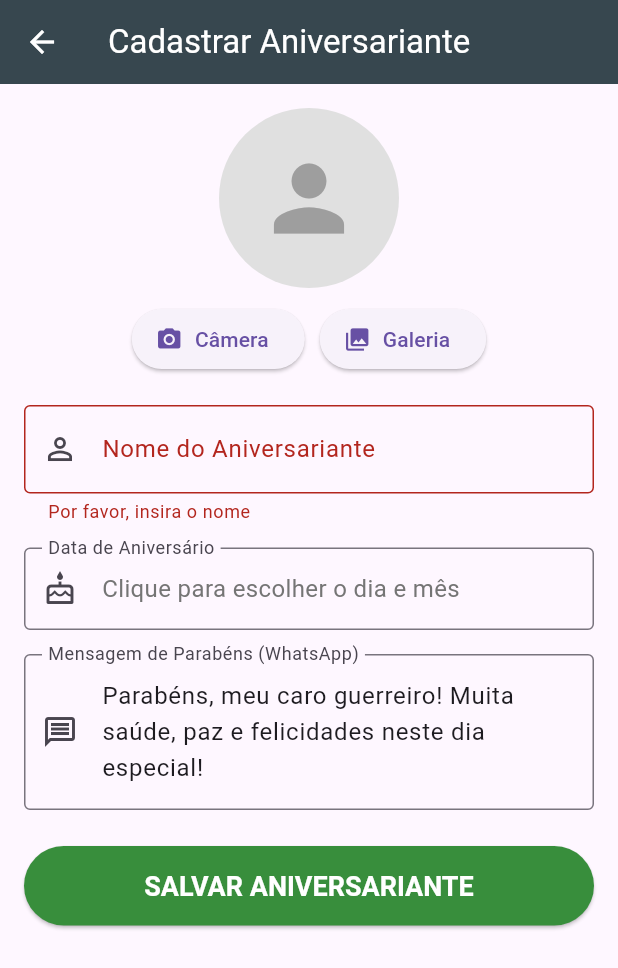
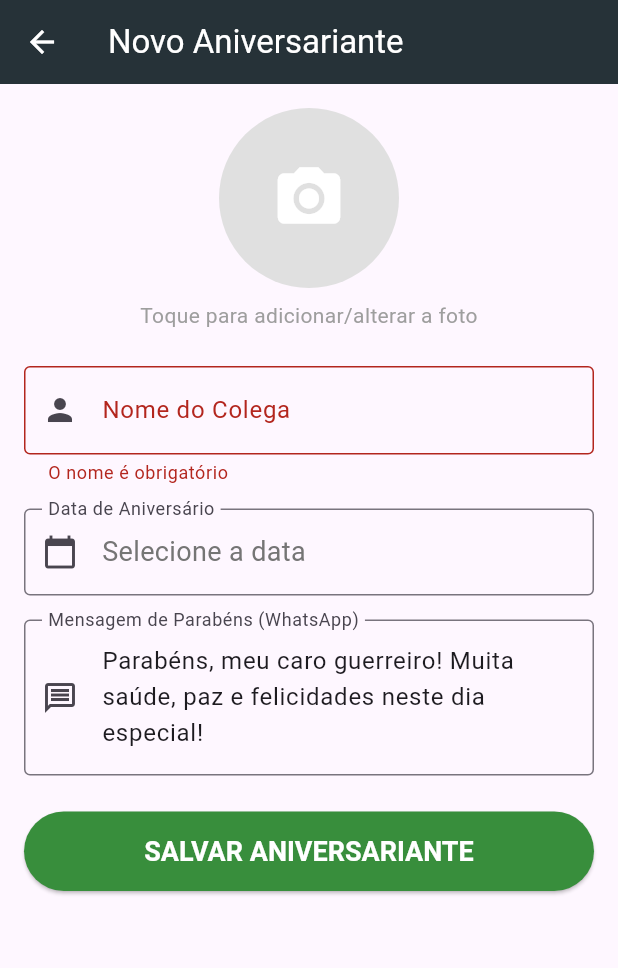
Before and after one commit to PierreSalves/lembretesaniversarios_v2, a Flutter app: the CadastroPage screen opened directly, after a tap on "SALVAR ANIVERSARIANTE", on a phone screen of 412 x 824 dp. Shown: the top 968 px of the screen. Run offline on Flutter 3.47's test engine with Material 3 defaults, Android fonts, the phone set to English and light mode, and no system bars; our stand-ins replace flutter_local_notifications, google_sign_in, image_picker, share_plus, sqflite, timezone; missing offline and left inert: extension_google_sign_in_as_googleapis_auth, googleapis; accounts and stored records are empty; network calls fail.

Commit message:
corrigindo crud

```diff
--- a/lib/screens/cadastro_page.dart
+++ b/lib/screens/cadastro_page.dart
@@ -5,7 +5,7 @@ import '../database/db_helper.dart';
 import '../models/aniversariante.dart';
 
 class CadastroPage extends StatefulWidget {
-  final Aniversariante? aniversariante; // Aceita objeto opcional para edição
+  final Aniversariante? aniversariante;
 
   const CadastroPage({super.key, this.aniversariante});
 
@@ -28,11 +28,12 @@ class _CadastroPageState extends State<CadastroPage> {
   @override
   void initState() {
     super.initState();
-
-    // Se for edição, preenche com os dados existentes; se for novo, carrega padrão
-    _nomeController = TextEditingController(text: widget.aniversariante?.nome ?? '');
+    _nomeController = TextEditingController(
+      text: widget.aniversariante?.nome ?? '',
+    );
     _mensagemController = TextEditingController(
-      text: widget.aniversariante?.mensagemCustomizada ??
+      text:
+          widget.aniversariante?.mensagemCustomizada ??
           "Parabéns, meu caro guerreiro! Muita saúde, paz e felicidades neste dia especial!",
     );
 
@@ -50,77 +51,71 @@ class _CadastroPageState extends State<CadastroPage> {
     _mensagemController.dispose();
     super.dispose();
   }
-
-  // Escolher ou tirar foto
-  Future<void> _selecionarFoto(ImageSource source) async {
-    final XFile? image = await _picker.pickImage(
-      source: source,
-      imageQuality: 80,
-    );
-
-    if (image != null) {
+  Future<void> _escolherFoto() async {
+    final XFile? foto = await _picker.pickImage(source: ImageSource.gallery);
+    if (foto != null) {
       setState(() {
-        _caminhoFoto = image.path;
+        _caminhoFoto = foto.path;
       });
     }
   }
 
-  // Abrir seletor de data
-  Future<void> _selecionarData() async {
-    final DateTime dataInicial = _diaSelecionado != null && _mesSelecionado != null
-        ? DateTime(DateTime.now().year, _mesSelecionado!, _diaSelecionado!)
-        : DateTime.now();
-
-    final DateTime? picked = await showDatePicker(
-      context: context,
-      initialDate: dataInicial,
-      firstDate: DateTime(1900),
-      lastDate: DateTime(2100),
-      helpText: 'SELEÇÃO DA DATA DE ANIVERSÁRIO',
-      cancelText: 'CANCELAR',
-      confirmText: 'CONFIRMAR',
-    );
-
-    if (picked != null) {
-      setState(() {
-        _diaSelecionado = picked.day;
-        _mesSelecionado = picked.month;
-      });
-    }
-  }
-
-  // Guardar ou Atualizar no SQLite
   Future<void> _guardar() async {
     if (_formKey.currentState!.validate()) {
       if (_diaSelecionado == null || _mesSelecionado == null) {
         ScaffoldMessenger.of(context).showSnackBar(
           const SnackBar(
-            content: Text('Por favor, selecione a data de aniversário.'),
+            content: Text('Por favor, selecione a data do aniversário.'),
           ),
         );
         return;
       }
 
-      final item = Aniversariante(
-        id: widget.aniversariante?.id, // Preserva o ID original em caso de edição
-        nome: _nomeController.text.trim(),
+      final novoAniversariante = Aniversariante(
+        id: widget.aniversariante?.id,
+        nome: _nomeController.text,
         dia: _diaSelecionado!,
         mes: _mesSelecionado!,
         caminhoFoto: _caminhoFoto,
-        mensagemCustomizada: _mensagemController.text.trim(),
+        mensagemCustomizada: _mensagemController.text,
       );
 
       if (widget.aniversariante == null) {
-        // Novo Cadastro
-        await DBHelper.insert(item.toMap());
+        await DBHelper.insert(novoAniversariante.toMap());
       } else {
-        // Atualização (passando o mapa e o ID)
-        await DBHelper.update(item.toMap(), widget.aniversariante!.id!);
+        await DBHelper.update(
+          novoAniversariante.toMap(),
+          widget.aniversariante!.id!,
+        );
       }
 
       if (mounted) {
-        Navigator.pop(context, true); // Retorna confirmando a alteração
+        Navigator.pop(context, true);
       }
+    }
+  }
+
+  void _selecionarData(BuildContext context) async {
+    final DateTime hoje = DateTime.now();
+    final DateTime? dataEscolhida = await showDatePicker(
+      context: context,
+      initialDate: widget.aniversariante != null
+          ? DateTime(
+              hoje.year,
+              widget.aniversariante!.mes,
+              widget.aniversariante!.dia,
+            )
+          : hoje,
+      firstDate: DateTime(1900),
+      lastDate: DateTime(2100),
+      helpText: 'SELECIONE O DIA E MÊS',
+    );
+
+    if (dataEscolhida != null) {
+      setState(() {
+        _diaSelecionado = dataEscolhida.day;
+        _mesSelecionado = dataEscolhida.month;
+      });
     }
   }
 
@@ -130,90 +125,73 @@ class _CadastroPageState extends State<CadastroPage> {
 
     return Scaffold(
       appBar: AppBar(
-        title: Text(eEdicao ? 'Editar Aniversariante' : 'Cadastrar Aniversariante'),
-        backgroundColor: Colors.blueGrey[800],
+        title: Text(eEdicao ? 'Editar Aniversariante' : 'Novo Aniversariante'),
+        backgroundColor: Colors.blueGrey[900],
         foregroundColor: Colors.white,
       ),
       body: SingleChildScrollView(
-        padding: const EdgeInsets.all(16.0),
+        padding: const EdgeInsets.all(16),
         child: Form(
           key: _formKey,
           child: Column(
             crossAxisAlignment: CrossAxisAlignment.stretch,
             children: [
-              // --- ÁREA DA FOTO ---
-              Center(
-                child: Column(
-                  children: [
-                    CircleAvatar(
+              GestureDetector(
+                onTap: _escolherFoto,
+                child: CircleAvatar(
                   radius: 60,
                   backgroundColor: Colors.grey[300],
-                      backgroundImage: _caminhoFoto != null && File(_caminhoFoto!).existsSync()
+                  backgroundImage:
+                      _caminhoFoto != null && File(_caminhoFoto!).existsSync()
                       ? FileImage(File(_caminhoFoto!))
                       : null,
-                      child: _caminhoFoto == null || !File(_caminhoFoto!).existsSync()
+                  child:
+                      _caminhoFoto == null || !File(_caminhoFoto!).existsSync()
                       ? const Icon(
-                              Icons.person,
-                              size: 70,
-                              color: Colors.grey,
+                          Icons.camera_alt,
+                          size: 50,
+                          color: Colors.white,
                         )
                       : null,
                 ),
-                    const SizedBox(height: 10),
-                    Row(
-                      mainAxisAlignment: MainAxisAlignment.center,
-                      children: [
-                        ElevatedButton.icon(
-                          onPressed: () => _selecionarFoto(ImageSource.camera),
-                          icon: const Icon(Icons.camera_alt),
-                          label: const Text('Câmera'),
               ),
-                        const SizedBox(width: 10),
-                        ElevatedButton.icon(
-                          onPressed: () => _selecionarFoto(ImageSource.gallery),
-                          icon: const Icon(Icons.photo_library),
-                          label: const Text('Galeria'),
+              const SizedBox(height: 8),
+              const Text(
+                'Toque para adicionar/alterar a foto',
+                textAlign: TextAlign.center,
+                style: TextStyle(color: Colors.grey),
               ),
-                      ],
-                    ),
-                  ],
-                ),
-              ),
-              const SizedBox(height: 20),
-
-              // --- CAMPO NOME ---
+              const SizedBox(height: 24),
               TextFormField(
                 controller: _nomeController,
                 style: const TextStyle(fontSize: 18),
                 decoration: const InputDecoration(
-                  labelText: 'Nome do Aniversariante',
+                  labelText: 'Nome do Colega',
                   border: OutlineInputBorder(),
-                  prefixIcon: Icon(Icons.person_outline),
+                  prefixIcon: Icon(Icons.person),
                 ),
-                validator: (value) {
-                  if (value == null || value.trim().isEmpty) {
-                    return 'Por favor, insira o nome';
+                validator: (valor) {
+                  if (valor == null || valor.isEmpty) {
+                    return 'O nome é obrigatório';
                   }
                   return null;
                 },
               ),
               const SizedBox(height: 16),
-
-              // --- CAMPO DATA ---
               InkWell(
-                onTap: _selecionarData,
+                onTap: () => _selecionarData(context),
                 child: InputDecorator(
                   decoration: const InputDecoration(
                     labelText: 'Data de Aniversário',
                     border: OutlineInputBorder(),
-                    prefixIcon: Icon(Icons.cake_outlined),
+                    prefixIcon: Icon(Icons.calendar_today),
                   ),
                   child: Text(
                     _diaSelecionado != null && _mesSelecionado != null
-                        ? 'Dia ${_diaSelecionado.toString().padLeft(2, '0')} do Mês ${_mesSelecionado.toString().padLeft(2, '0')}'
-                        : 'Clique para escolher o dia e mês',
+                        ? "${_diaSelecionado.toString().padLeft(2, '0')} / ${_mesSelecionado.toString().padLeft(2, '0')}"
+                        : 'Selecione a data',
                     style: TextStyle(
-                      fontSize: 16,
+                      fontSize: 18,
                       color: _diaSelecionado != null
                           ? Colors.black
                           : Colors.grey[600],
@@ -222,8 +200,6 @@ class _CadastroPageState extends State<CadastroPage> {
                 ),
               ),
               const SizedBox(height: 16),
-
-              // --- MENSAGEM ---
               TextFormField(
                 controller: _mensagemController,
                 maxLines: 3,
@@ -235,12 +211,12 @@ class _CadastroPageState extends State<CadastroPage> {
                 ),
               ),
               const SizedBox(height: 24),
-
-              // --- BOTÃO SALVAR / ATUALIZAR ---
               ElevatedButton(
                 onPressed: _guardar,
                 style: ElevatedButton.styleFrom(
-                  backgroundColor: eEdicao ? Colors.orange[800] : Colors.green[700],
+                  backgroundColor: eEdicao
+                      ? Colors.orange[800]
+                      : Colors.green[700],
                   foregroundColor: Colors.white,
                   padding: const EdgeInsets.symmetric(vertical: 16),
                   textStyle: const TextStyle(
@@ -248,7 +224,11 @@ class _CadastroPageState extends State<CadastroPage> {
                     fontWeight: FontWeight.bold,
                   ),
                 ),
-                child: Text(eEdicao ? 'ATUALIZAR ANIVERSARIANTE' : 'SALVAR ANIVERSARIANTE'),
+                child: Text(
+                  eEdicao
+                      ? 'ATUALIZAR ANIVERSARIANTE'
+                      : 'SALVAR ANIVERSARIANTE',
+                ),
               ),
             ],
           ),
```
Also changed, not shown: lib/database/db_helper.dart (+26 -8 lines), lib/screens/home_page.dart (+30 -0 lines), lib/widgets/card_aniversariante.dart (+7 -7 lines). Lines whose indentation alone changed are shown as unchanged.
